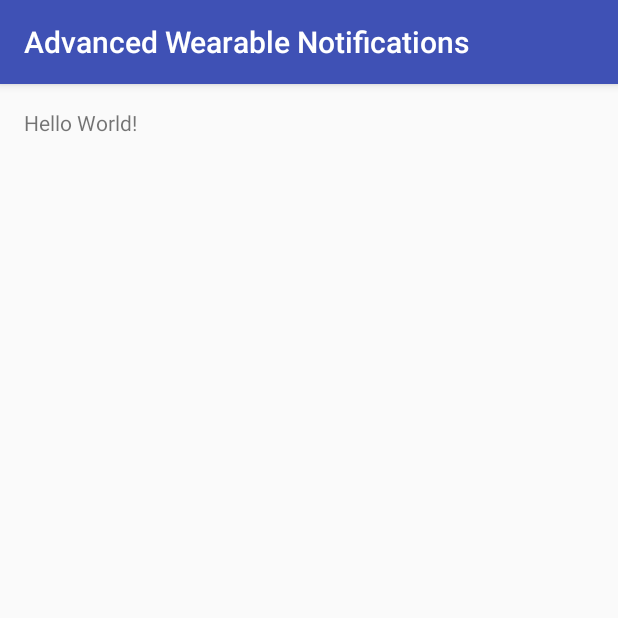
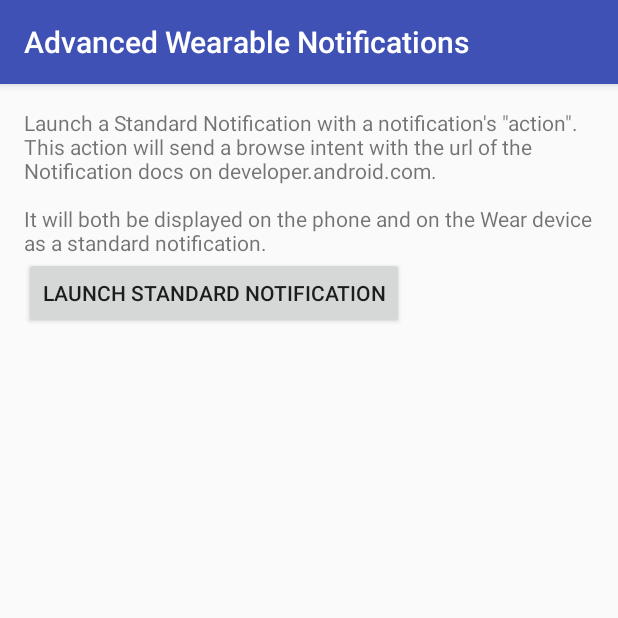
Before and after one commit to CoRuGi/AdvancedWearableNotifications, an Android app: the screen it shows after launch (MainActivity), on a phone screen of 412 x 824 dp, the top half of it. Run offline under Robolectric (Android 15) with nearby library versions, the phone set to English and light mode, and no system bars.

Commit message:
feat: Add a button that executes the Standard Notification

```diff
--- a/app/src/main/res/layout/activity_main.xml
+++ b/app/src/main/res/layout/activity_main.xml
@@ -1,8 +1,9 @@
 <?xml version="1.0" encoding="utf-8"?>
-<RelativeLayout xmlns:android="http://schemas.android.com/apk/res/android"
+<LinearLayout xmlns:android="http://schemas.android.com/apk/res/android"
     xmlns:tools="http://schemas.android.com/tools"
     android:layout_width="match_parent"
     android:layout_height="match_parent"
+    android:orientation="vertical"
     android:paddingBottom="@dimen/activity_vertical_margin"
     android:paddingLeft="@dimen/activity_horizontal_margin"
     android:paddingRight="@dimen/activity_horizontal_margin"
@@ -12,5 +13,12 @@
     <TextView
         android:layout_width="wrap_content"
         android:layout_height="wrap_content"
-        android:text="Hello World!" />
-</RelativeLayout>
+        android:text="@string/Text_view_standard_notification" />
+
+    <Button
+        android:layout_width="wrap_content"
+        android:layout_height="wrap_content"
+        android:onClick="CreateStandardNotification"
+        android:text="@string/button_standard_notification" />
+
+</LinearLayout>
--- a/app/src/main/res/values/strings.xml
+++ b/app/src/main/res/values/strings.xml
@@ -1,3 +1,12 @@
 <resources>
     <string name="app_name">Advanced Wearable Notifications</string>
+
+    <!-- Main activity -->
+    <string name="Text_view_standard_notification">
+        Launch a Standard Notification with a notification\'s \"action\". This action will send a
+        browse intent with the url of the Notification docs on developer.android.com.
+        \n\nIt will both be displayed on the phone and on the Wear device as a standard
+        notification.
+    </string>
+    <string name="button_standard_notification">Launch Standard Notification</string>
 </resources>
```
Also changed, not shown: app/src/main/java/com/androidnanodegree/cr/advancedwearablenotifications/MainActivity.java (+8 -0 lines), app/src/main/java/com/androidnanodegree/cr/advancedwearablenotifications/util/StandardNotification.java (added, +96 -0 lines), app/src/main/res/drawable-hdpi/ic_stat_notification.png (added), app/src/main/res/drawable-mdpi/ic_stat_notification.png (added), app/src/main/res/drawable-xhdpi/ic_stat_notification.png (added).
